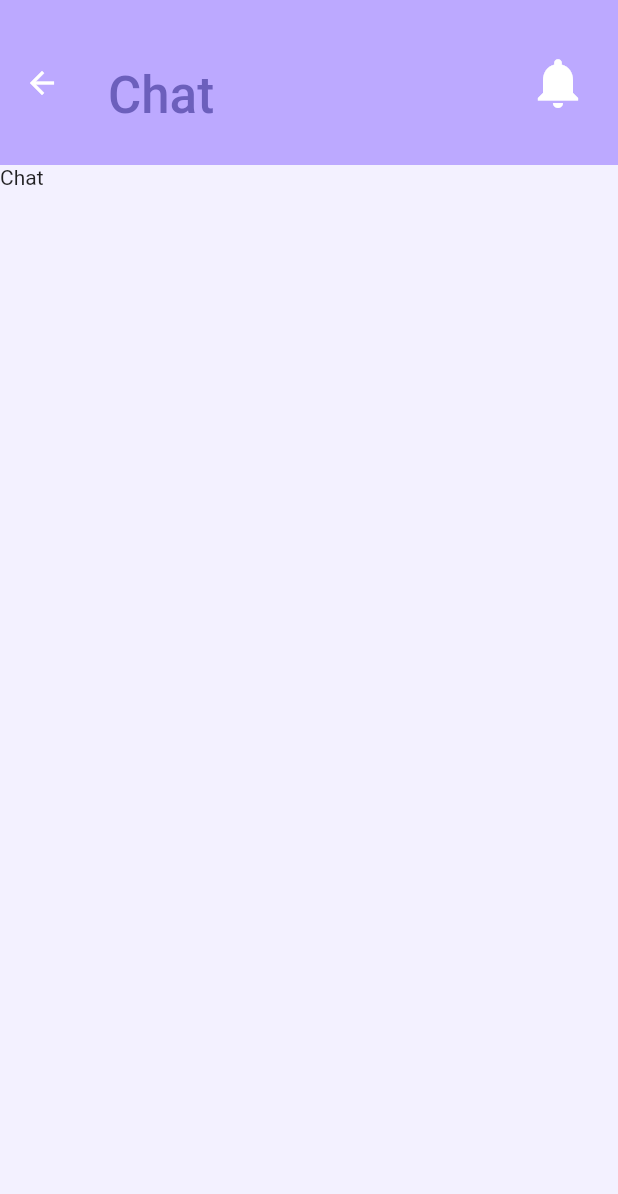
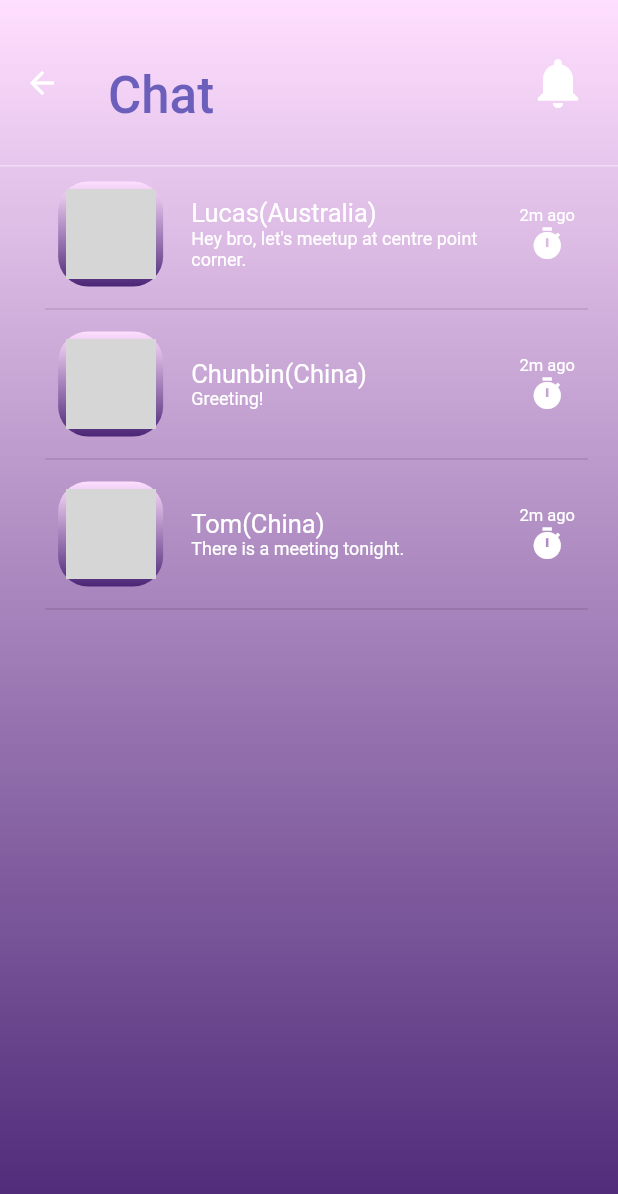
Before and after one commit to qwe2429577539/WORLDCITIZEN-JAVA-, a Flutter app: the ChatPage screen opened by its route, on a phone screen of 412 x 824 dp. Shown: the top 1194 px of the screen. Run offline on Flutter 3.47's test engine with Material 2 defaults, Android fonts, the light colour scheme and no system bars; network calls fail; grey boxes are pictures that could not be loaded.

Commit message:
First version of Chat page, and create a \subpage\contact.dart for chatting.

```diff
--- a/app_flutter_01/flutter_application_1/lib/_routing/router.dart
+++ b/app_flutter_01/flutter_application_1/lib/_routing/router.dart
@@ -6,6 +6,7 @@ import 'package:flutter_application_1/mainpage/channel.dart';
 import 'package:flutter_application_1/mainpage/notice.dart';
 import 'package:flutter_application_1/mainpage/profile.dart';
 import 'package:flutter_application_1/mainpage/landing.dart';
+import 'package:flutter_application_1/subpage/contact.dart';
 import 'package:flutter_application_1/subpage/joincourse_main.dart';
 
 Route<dynamic> generateRoute(RouteSettings settings) {
@@ -19,6 +20,8 @@ Route<dynamic> generateRoute(RouteSettings settings) {
       return MaterialPageRoute(builder: (context) => ChannelPage());
     case chatViewRoute:
       return MaterialPageRoute(builder: (context) => ChatPage());
+    case contactRoute:
+      return MaterialPageRoute(builder: (context) => ContactPage());
     case profileViewRoute:
       return MaterialPageRoute(builder: (context) => ProfilePage());
     case noticeViewRoute:
--- a/app_flutter_01/flutter_application_1/lib/_routing/routes.dart
+++ b/app_flutter_01/flutter_application_1/lib/_routing/routes.dart
@@ -1,4 +1,3 @@
-
 const String landingViewRoute = '/';
 const String homeViewRoute = 'home';
 const String channelViewRoute = 'channel';
@@ -6,3 +5,4 @@ const String chatViewRoute = 'chat';
 const String profileViewRoute = 'profile';
 const String noticeViewRoute = 'notice';
 const String joinCourseMainViewRoute = 'joincoursemain';
+const String contactRoute = 'contact';
--- a/app_flutter_01/flutter_application_1/lib/mainpage/chat.dart
+++ b/app_flutter_01/flutter_application_1/lib/mainpage/chat.dart
@@ -3,12 +3,28 @@
  */
 
 import 'package:flutter/material.dart';
+import 'package:flutter/services.dart';
 import 'package:flutter_application_1/mainpage/notice.dart';
 import 'package:flutter_application_1/_routing/router.dart';
 import 'package:flutter_application_1/_routing/routes.dart';
 
+const BACKGROUNDCOLOR = Color.fromRGBO(188, 169, 255, 1);
+const CHATTEXTCOLOR = Color.fromARGB(255, 255, 255, 255);
+const REMINDERCOLOR = Color.fromARGB(255, 255, 255, 255);
 
+/// 整体背景颜色设置
+const GRADIENTDECORATION = BoxDecoration(
+    gradient: LinearGradient(
+  begin: Alignment.topCenter,
+  end: Alignment.bottomCenter,
+  colors: [Color.fromRGBO(255, 223, 255, 1), Color.fromRGBO(75, 38, 118, 1)],
+));
 
+// Using to separate the chat list
+const chatDivider = Divider(
+  height: 30,
+  thickness: 1,
+);
 
 class ChatPage extends StatefulWidget {
   const ChatPage({Key? key}) : super(key: key);
@@ -18,12 +34,13 @@ class ChatPage extends StatefulWidget {
 }
 
 class _ChatPage extends State<ChatPage> {
-
-
   @override
   Widget build(BuildContext context) {
-    return Scaffold(
-      appBar: AppBar(
+    return Container(
+      decoration: GRADIENTDECORATION,
+      child: Scaffold(
+        backgroundColor: Colors.transparent,
+        appBar: AppBar(
           actions: [
             IconButton(
                 onPressed: () {
@@ -36,7 +53,7 @@ class _ChatPage extends State<ChatPage> {
           //title
           title: const Text(
             "Chat",
-            //stule of title
+            //style of title
             style: TextStyle(
               color: Color.fromRGBO(108, 95, 188, 1),
               fontSize: 34,
@@ -44,11 +61,133 @@ class _ChatPage extends State<ChatPage> {
             ),
           ),
           toolbarHeight: 110,
-          backgroundColor: Color.fromRGBO(188, 169, 255, 1),
+          backgroundColor: Colors.transparent,
           elevation: 0,
+        ),
+        body: ListView(
+          children: [
+            Container(
+                padding: const EdgeInsets.only(
+                    left: 0, top: 0, bottom: 10, right: 0),
+                child: const Divider(
+                  height: 1,
+                  thickness: 1,
+                  color: Color.fromARGB(100, 255, 255, 255),
+                )),
+            Container(
+                //chat list
+                padding:
+                    const EdgeInsets.only(left: 0, top: 0, bottom: 0, right: 0),
+                child: Column(
+                  children: [
+                    userChat("Lucas(Australia)",
+                        "Hey bro, let's meetup at centre point corner."),
+                    userChat("Chunbin(China)", "Greeting!"),
+                    userChat("Tom(China)", "There is a meeting tonight.")
+                  ],
+                )),
+          ],
+        ),
       ),
-      body: Text('Chat'),
-      backgroundColor: Color.fromRGBO(243, 241, 255, 1),
     );
   }
+
+  /// chat单元
+  Widget userChat(String name, String message) {
+    return GestureDetector(
+      child: Container(
+        padding: const EdgeInsets.only(left: 30, top: 0, bottom: 0, right: 20),
+        child: Column(
+          children: [
+            Row(mainAxisAlignment: MainAxisAlignment.spaceEvenly, children: [
+              //横向内容
+              userAvatar(),
+              userText(name, message),
+              userNotice(),
+            ]),
+            chatDivider
+          ],
+        ),
+      ),
+      onTap: () {
+        Navigator.pushNamed(context, contactRoute);
+      },
+    );
+  } // chat单元
+
+  /// 用户头像容器
+  Widget userAvatar() {
+    return Container(
+      //头像容器
+      width: 70,
+      height: 70,
+      decoration: BoxDecoration(
+        gradient: const LinearGradient(
+            begin: Alignment.topCenter,
+            end: Alignment.bottomCenter,
+            colors: [
+              Color.fromRGBO(255, 223, 255, 1),
+              Color.fromRGBO(75, 38, 118, 1)
+            ]),
+        borderRadius: BorderRadius.circular(20),
+      ),
+      //头像容器
+      child: Center(
+        child: Container(
+          width: 60,
+          height: 60,
+          decoration: BoxDecoration(
+              borderRadius: BorderRadius.circular(20),
+              image: const DecorationImage(
+                image: NetworkImage(
+                    "https://img.seadn.io/files/287642025dee577c910b23ecf444385c.png?fit=max&w=600"),
+              )),
+        ),
+      ),
+    );
+  } // 用户头像容器
+
+  /// 用户Text内容容器
+  Widget userText(String name, String message) {
+    return Container(
+        //Text 容器
+        width: 200,
+        margin: const EdgeInsets.only(left: 10, right: 10),
+        // padding:
+        //     EdgeInsets.only(left: 2, top: 20, bottom: 20, right: 2),
+        child: Column(
+          children: [
+            Align(
+                alignment: Alignment.topLeft,
+                child: Text(
+                  name,
+                  style: const TextStyle(fontSize: 17, color: CHATTEXTCOLOR),
+                )),
+            Align(
+                alignment: Alignment.topLeft,
+                child: Text(
+                  message,
+                  style: const TextStyle(fontSize: 12, color: CHATTEXTCOLOR),
+                )),
+          ],
+        )); //Text 容器
+  } // 用户Text内容容器
+
+  ///Chat状态提示
+  Widget userNotice() {
+    return
+        //提示栏 容器
+        Column(children: const [
+      Align(
+          alignment: Alignment.topCenter,
+          child: Text(
+            "2m ago",
+            style: TextStyle(fontSize: 11, color: REMINDERCOLOR),
+          )),
+      Icon(
+        Icons.timer,
+        color: REMINDERCOLOR,
+      ),
+    ]);
+  } //Chat状态提示
 }
```
Also changed, not shown: app_flutter_01/flutter_application_1/lib/subpage/contact.dart (added, +103 -0 lines).
